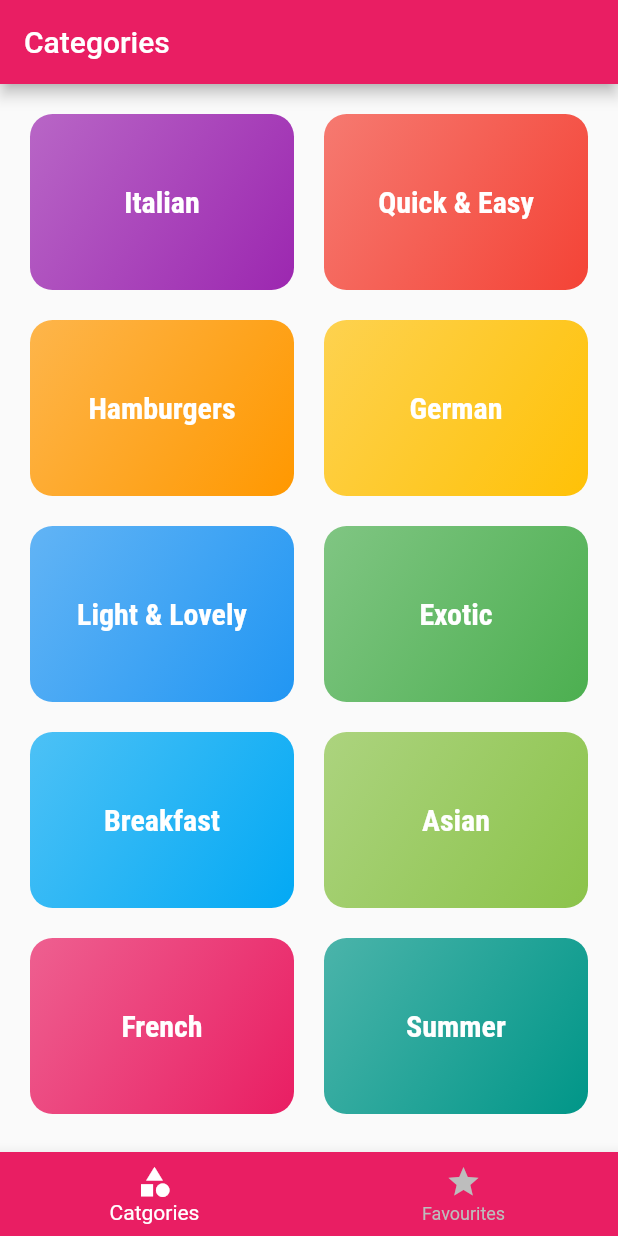
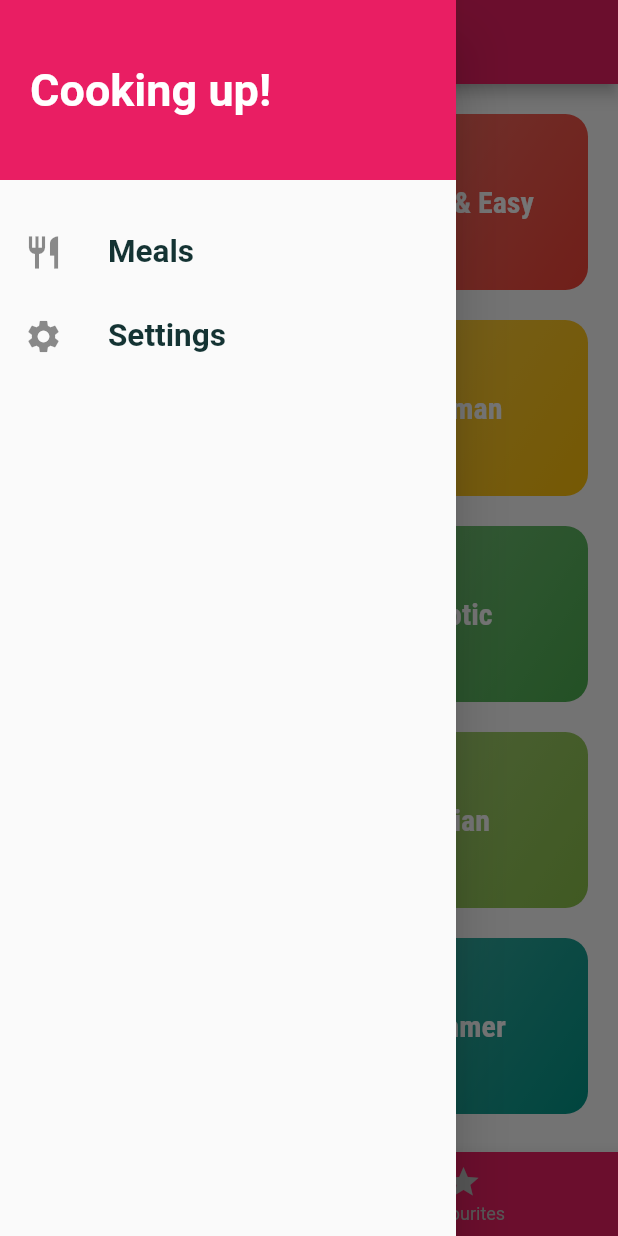
Before and after one commit to varshil-shah/meal-app, a Flutter app: the screen it shows after launch, with the side drawer open (before the commit the screen has no drawer), on a phone screen of 412 x 824 dp. Run offline on Flutter 3.47's test engine with Material 2 defaults, Android fonts, the phone set to English and light mode, and no system bars.

Commit message:
:sparkles: Add a custom drawer

```diff
--- a/lib/screens/tabs.dart
+++ b/lib/screens/tabs.dart
@@ -1,6 +1,7 @@
 import 'package:flutter/material.dart';
 import 'package:meal_app/screens/categories.dart';
 import 'package:meal_app/screens/favourites.dart';
+import 'package:meal_app/widgets/drawer.dart';
 
 class TabsScreen extends StatefulWidget {
   const TabsScreen({Key? key}) : super(key: key);
@@ -34,6 +35,7 @@ class _TabsScreenState extends State<TabsScreen> {
         title: Text(_pages[_selectedPageIndex]["title"] as String),
       ),
       body: _pages[_selectedPageIndex]["page"] as Widget,
+      drawer: const MainDrawer(),
       bottomNavigationBar: BottomNavigationBar(
         onTap: _selectedPage,
         selectedItemColor: Colors.white,
--- /dev/null
+++ b/lib/widgets/drawer.dart
@@ -0,0 +1,47 @@
+import 'package:flutter/material.dart';
+
+class MainDrawer extends StatelessWidget {
+  const MainDrawer({Key? key}) : super(key: key);
+
+  Widget _buildListTile(IconData icon, String title, VoidCallback callback) {
+    return ListTile(
+      leading: Icon(
+        icon,
+        size: 26,
+      ),
+      title: Text(
+        title,
+        style: const TextStyle(fontSize: 21.0, fontWeight: FontWeight.w700),
+      ),
+      onTap: callback,
+    );
+  }
+
+  @override
+  Widget build(BuildContext context) {
+    return Drawer(
+      child: Column(
+        children: [
+          Container(
+            height: 120.0,
+            width: double.infinity,
+            padding: const EdgeInsets.all(20.0),
+            alignment: Alignment.centerLeft,
+            color: Theme.of(context).primaryColor,
+            child: const Text(
+              "Cooking up!",
+              style: TextStyle(
+                color: Colors.white,
+                fontWeight: FontWeight.w700,
+                fontSize: 30,
+              ),
+            ),
+          ),
+          const SizedBox(height: 20.0),
+          _buildListTile(Icons.restaurant, "Meals", () {}),
+          _buildListTile(Icons.settings, "Settings", () {}),
+        ],
+      ),
+    );
+  }
+}
```
